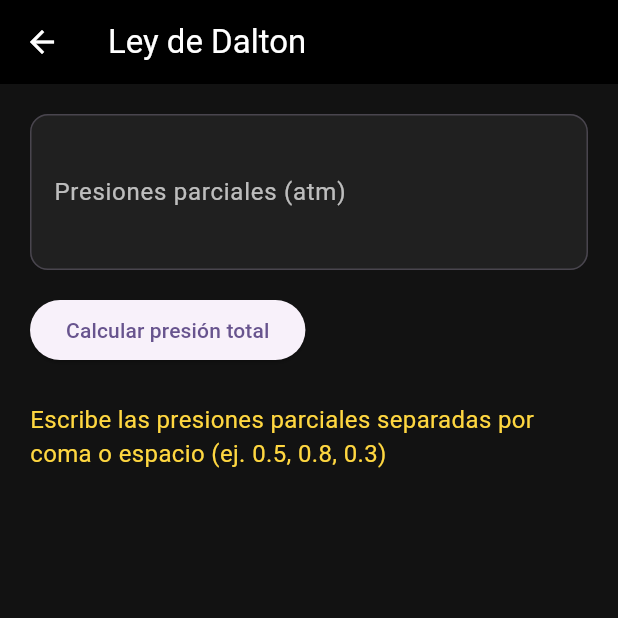
After one commit to JhonnyLPrado/Bioquimica_flutter, a Flutter app: the DaltonScreen screen opened directly, on a phone screen of 412 x 824 dp, the top half of it. The commit adds this screen. Run offline on Flutter 3.47's test engine with Material 3 defaults, Android fonts, the phone set to English and light mode, and no system bars; our stand-ins replace image_picker.

Commit message:
Agrego pantallas de calculadora química

```diff
--- a/lib/screens/calculadora_quimica/calculadora_quimica_screen.dart
+++ b/lib/screens/calculadora_quimica/calculadora_quimica_screen.dart
@@ -1,9 +1,13 @@
 import 'package:flutter/material.dart';
+import 'boyle_screen.dart';
+import 'charles_screen.dart';
+import 'concentraciones_screen.dart';
+import 'dalton_screen.dart';
+import 'estequiometria_screen.dart';
+import 'gay_lussac_screen.dart';
+import 'gases_ideales_screen.dart';
 import 'masa_molar_screen.dart';
 import 'mol_gramos_screen.dart';
-import 'estequiometria_screen.dart';
-import 'concentraciones_screen.dart';
-import 'gases_ideales_screen.dart';
 
 class CalculadoraQuimicaScreen extends StatelessWidget {
   const CalculadoraQuimicaScreen({super.key});
@@ -28,6 +32,10 @@ class CalculadoraQuimicaScreen extends StatelessWidget {
           _item(context, "Estequiometría", const EstequiometriaScreen()),
           _item(context, "Concentraciones", const ConcentracionesScreen()),
           _item(context, "Ley de gases ideales", const GasesIdealesScreen()),
+          _item(context, "Ley de Boyle-Mariotte", const BoyleScreen()),
+          _item(context, "Ley de Dalton", const DaltonScreen()),
+          _item(context, "Ley de Gay-Lussac", const GayLussacScreen()),
+          _item(context, "Ley de Charles", const CharlesScreen()),
         ],
       ),
     );
--- /dev/null
+++ b/lib/screens/calculadora_quimica/dalton_screen.dart
@@ -0,0 +1,133 @@
+import 'package:flutter/material.dart';
+
+class DaltonScreen extends StatefulWidget {
+  const DaltonScreen({super.key});
+
+  @override
+  State<DaltonScreen> createState() => _DaltonScreenState();
+}
+
+class _DaltonScreenState extends State<DaltonScreen> {
+  final parcialesCtrl = TextEditingController();
+
+  double presionTotal = 0;
+  List<double> porcentajes = const <double>[];
+  String mensaje =
+      "Escribe las presiones parciales separadas por coma o espacio (ej. 0.5, 0.8, 0.3)";
+
+  @override
+  Widget build(BuildContext context) {
+    return Scaffold(
+      backgroundColor: const Color(0xFF121212),
+      appBar: AppBar(
+        backgroundColor: Colors.black,
+        iconTheme: const IconThemeData(color: Colors.white),
+        title: const Text(
+          "Ley de Dalton",
+          style: TextStyle(color: Colors.white),
+        ),
+      ),
+      body: Padding(
+        padding: const EdgeInsets.all(20),
+        child: Column(
+          crossAxisAlignment: CrossAxisAlignment.start,
+          children: [
+            _input(),
+            const SizedBox(height: 16),
+            ElevatedButton(
+              onPressed: _calcular,
+              child: const Text("Calcular presión total"),
+            ),
+            const SizedBox(height: 24),
+            Text(
+              mensaje,
+              style: const TextStyle(color: Colors.amberAccent, fontSize: 16),
+            ),
+            if (porcentajes.isNotEmpty) ...[
+              const SizedBox(height: 16),
+              Text(
+                "Presión total = ${presionTotal.toStringAsFixed(4)} atm",
+                style: const TextStyle(
+                  color: Colors.white,
+                  fontSize: 18,
+                  fontWeight: FontWeight.bold,
+                ),
+              ),
+              const SizedBox(height: 12),
+              const Text(
+                "Aporte de cada gas:",
+                style: TextStyle(color: Colors.white70),
+              ),
+              const SizedBox(height: 6),
+              ...List.generate(porcentajes.length, (i) {
+                return Text(
+                  "Gas ${i + 1}: ${porcentajes[i].toStringAsFixed(2)} %",
+                  style: const TextStyle(color: Colors.white),
+                );
+              }),
+            ],
+          ],
+        ),
+      ),
+    );
+  }
+
+  void _calcular() {
+    final texto = parcialesCtrl.text.trim();
+    if (texto.isEmpty) {
+      setState(() {
+        mensaje = "Ingresa al menos una presión parcial";
+        presionTotal = 0;
+        porcentajes = const [];
+      });
+      return;
+    }
+
+    final partes = texto.split(RegExp(r'[;,\s]+'));
+    final valores = <double>[];
+    for (final parte in partes) {
+      if (parte.isEmpty) continue;
+      final valor = double.tryParse(parte);
+      if (valor != null && valor > 0) {
+        valores.add(valor);
+      }
+    }
+
+    if (valores.isEmpty) {
+      setState(() {
+        mensaje = "No se detectaron valores numéricos válidos";
+        presionTotal = 0;
+        porcentajes = const [];
+      });
+      return;
+    }
+
+    final total = valores.fold<double>(0, (sum, v) => sum + v);
+
+    setState(() {
+      presionTotal = total;
+      porcentajes = valores
+          .map((v) => total == 0 ? 0.0 : (v / total) * 100.0)
+          .toList(growable: false);
+      mensaje = "La presión total es la suma de las parciales";
+    });
+  }
+
+  Widget _input() {
+    return TextField(
+      controller: parcialesCtrl,
+      maxLines: 3,
+      style: const TextStyle(color: Colors.white),
+      decoration: InputDecoration(
+        labelText: "Presiones parciales (atm)",
+        labelStyle: const TextStyle(color: Colors.white70),
+        filled: true,
+        fillColor: Colors.white.withOpacity(0.06),
+        border: OutlineInputBorder(borderRadius: BorderRadius.circular(12)),
+        hintText: "0.5, 0.8, 1.2",
+        hintStyle: const TextStyle(color: Colors.white38),
+      ),
+      keyboardType: TextInputType.text,
+    );
+  }
+}
--- a/pubspec.yaml
+++ b/pubspec.yaml
@@ -31,14 +31,16 @@ dependencies:
   flutter:
     sdk: flutter
 
-  # The following adds the Cupertino Icons font to your application.
-  # Use with the CupertinoIcons class for iOS style icons.
   cupertino_icons: ^1.0.8
   provider: ^6.1.5+1
   animations: ^2.1.1
   flutter_staggered_grid_view: ^0.7.0
   flutter_svg: ^2.2.3
   draggable_widget: ^2.0.0
+
+  image_picker: ^1.0.7    # ← AGREGAR ESTO
+  http: ^1.2.2             # ← si vas a llamar a tu API
+
 
 dev_dependencies:
   flutter_test:
```
Also changed, not shown: lib/main.dart (+12 -0 lines), lib/screens/calculadora_quimica/boyle_screen.dart (added, +117 -0 lines), lib/screens/calculadora_quimica/charles_screen.dart (added, +87 -0 lines), lib/screens/calculadora_quimica/gay_lussac_screen.dart (added, +87 -0 lines), lib/screens/reconocimiento_lewis_screen.dart (added, +153 -0 lines), pubspec.lock, 5 other files.
